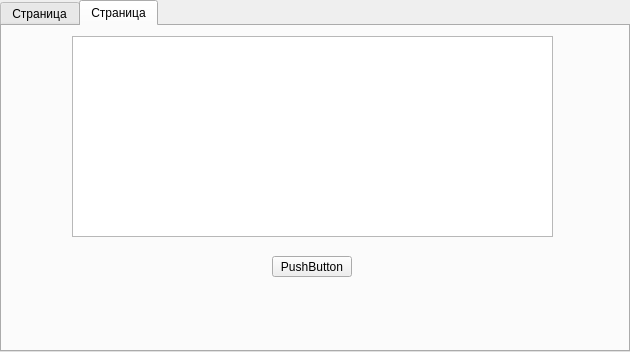
rjornd/qt_test_task, file tabwidget.ui: the form before one commit.
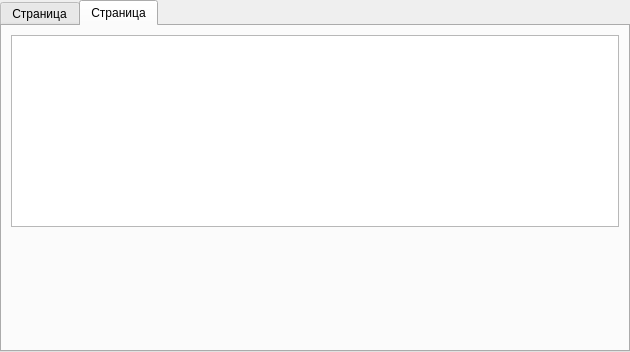
The form after the commit. The open tabs and pages were chosen to show the change.

```diff
--- a/tabwidget.ui
+++ b/tabwidget.ui
@@ -27,6 +27,13 @@
     <item>
      <widget class="QListWidget" name="listWidget"/>
     </item>
+    <item>
+     <widget class="QPushButton" name="pushButton">
+      <property name="text">
+       <string>Обновить</string>
+      </property>
+     </widget>
+    </item>
     <item>
      <spacer name="verticalSpacer">
       <property name="orientation">
@@ -46,29 +53,24 @@
    <attribute name="title">
     <string>Страница</string>
    </attribute>
-   <widget class="QTableView" name="tableView">
-    <property name="geometry">
-     <rect>
-      <x>70</x>
-      <y>10</y>
-      <width>481</width>
-      <height>201</height>
-     </rect>
-    </property>
-   </widget>
-   <widget class="QPushButton" name="pushButton">
-    <property name="geometry">
-     <rect>
-      <x>270</x>
-      <y>230</y>
-      <width>80</width>
-      <height>21</height>
-     </rect>
-    </property>
-    <property name="text">
-     <string>PushButton</string>
-    </property>
-   </widget>
+   <layout class="QVBoxLayout" name="verticalLayout_2">
+    <item>
+     <widget class="QTableView" name="tableView"/>
+    </item>
+    <item>
+     <spacer name="verticalSpacer_2">
+      <property name="orientation">
+       <enum>Qt::Vertical</enum>
+      </property>
+      <property name="sizeHint" stdset="0">
+       <size>
+        <width>20</width>
+        <height>40</height>
+       </size>
+      </property>
+     </spacer>
+    </item>
+   </layout>
   </widget>
  </widget>
  <resources/>
```
